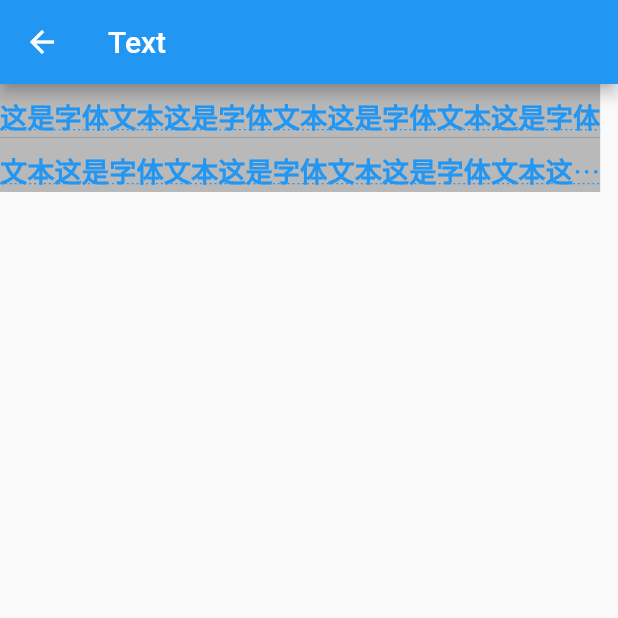
After one commit to terry9309/flutter_demo, a Flutter app: the BaseWeight screen opened directly, after a tap on "Text", on a phone screen of 412 x 824 dp, the top half of it. The commit adds this screen. Run offline on Flutter 3.47's test engine with Material 2 defaults, Android fonts, the phone set to English and light mode, and no system bars; our stand-ins replace fluttertoast; missing offline and left inert: dart:ffi.

Commit message:
控件学习

```diff
--- a/lib/dartLearn2.dart
+++ /dev/null
@@ -1,6 +0,0 @@
-
-
-void main(){
-
-
-}
--- a/lib/main.dart
+++ b/lib/main.dart
@@ -1,5 +1,6 @@
 import 'package:flutter/material.dart';
-import 'package:flutter_demo/dartbase.dart';
+import 'package:flutter_demo/base/dartbase.dart';
+import 'package:flutter_demo/weight/base_weight.dart';
 
 //应用入口
 void main() {
@@ -45,10 +46,17 @@ class _MyHomePageState extends State<MyHomePage> {
           mainAxisAlignment: MainAxisAlignment.center,
           children: <Widget>[
             ElevatedButton(onPressed: (){
-
-               Navigator.push(context, MaterialPageRoute(builder: (context) {
+              Navigator.push(context, MaterialPageRoute(builder: (context) {
                  return const DartBase();
                }));
+
+
+            }, child: const Text("基础语法")),
+
+            ElevatedButton(onPressed: (){
+              Navigator.push(context, MaterialPageRoute(builder: (context) {
+                return const BaseWeight();
+              }));
 
 
             }, child: const Text("基础控件"))
--- /dev/null
+++ b/lib/weight/base_weight.dart
@@ -0,0 +1,44 @@
+import 'package:flutter/material.dart';
+import 'package:flutter_demo/weight/scaffoldpage.dart';
+import 'package:flutter_demo/weight/textpage.dart';
+
+class BaseWeight extends StatelessWidget {
+  const BaseWeight({Key? key}) : super(key: key);
+
+  @override
+  Widget build(BuildContext context) {
+    return Scaffold(
+        appBar: AppBar(
+          title: const Text("基础空控件"),
+        ),
+        body: SingleChildScrollView(
+          scrollDirection: Axis.vertical,
+
+          padding:const EdgeInsets.all(30),
+
+          child: Center(
+            child: Column(
+              children: [
+                ElevatedButton(
+                    onPressed: () {
+                      Navigator.push(context,
+                          MaterialPageRoute(builder: (context) {
+                        return const TextPage();
+                      }));
+                    },
+                    child: const Text("Text")),
+
+                ElevatedButton(
+                    onPressed: () {
+                      Navigator.push(context,
+                          MaterialPageRoute(builder: (context) {
+                            return const ScaffoldPage();
+                          }));
+                    },
+                    child: const Text("Scaffold"))
+              ],
+            ),
+          ),
+        ));
+  }
+}
--- /dev/null
+++ b/lib/weight/textpage.dart
@@ -0,0 +1,41 @@
+import 'package:flutter/material.dart';
+
+class TextPage extends StatelessWidget {
+  const TextPage({Key? key}) : super(key: key);
+
+  @override
+  Widget build(BuildContext context) {
+    return Scaffold(
+        appBar: AppBar(
+          title: const Text("Text"),
+        ),
+        body: Container(
+
+          alignment: Alignment.topCenter,
+          child: Column(
+
+            children: const [
+              Text(
+                "这是字体文本这是字体文本这是字体文本这是字体文本这是字体文本这是字体文本这是字体文本这是字体文本",
+                maxLines: 2,
+                softWrap: true,  ///是否自动换行
+                textAlign: TextAlign.start, ///对齐方式
+                textScaleFactor: 1.3,  ///字体显示赔率
+                overflow: TextOverflow.ellipsis, ///超出屏幕处理方式
+                style:TextStyle(
+                    backgroundColor: Colors.black26,
+                    color: Colors.blue,
+                    fontSize: 14,
+                    decoration: TextDecoration.underline, ///下划线
+                    decorationStyle: TextDecorationStyle.dotted,///虚线
+                    wordSpacing: 2.0,
+                    fontWeight: FontWeight.w900, ///字重
+                    height: 2 ///行高
+                ),
+                /// 对齐方式：剧中
+              ),
+            ],
+          ),
+        ));
+  }
+}
--- a/pubspec.yaml
+++ b/pubspec.yaml
@@ -46,6 +46,8 @@ dev_dependencies:
   # rules and activating additional ones.
   flutter_lints: ^2.0.0
 
+  fluttertoast: ^7.1.5
+
 # For information on the generic Dart part of this file, see the
 # following page: https://dart.dev/tools/pub/pubspec
 
```
Also changed, not shown: lib/base/dartLearn2.dart (added, +25 -0 lines), lib/base/dartlearn3.dart (added, +32 -0 lines), lib/base/dartlearn4.dart (added, +21 -0 lines), lib/base/dartlearn5.dart (added, +30 -0 lines), lib/base/dartlearn6.dart (added, +33 -0 lines), lib/utils/ToastUtil.dart (added, +51 -0 lines), lib/weight/scaffoldpage.dart (added, +45 -0 lines), lib/weight/theme_weight.dart (added, +69 -0 lines), lib/base/dartbase.dart (renamed from lib/dartbase.dart), lib/base/dartlearn.dart (renamed from lib/dartlearn.dart), pubspec.lock, 2 other files.
